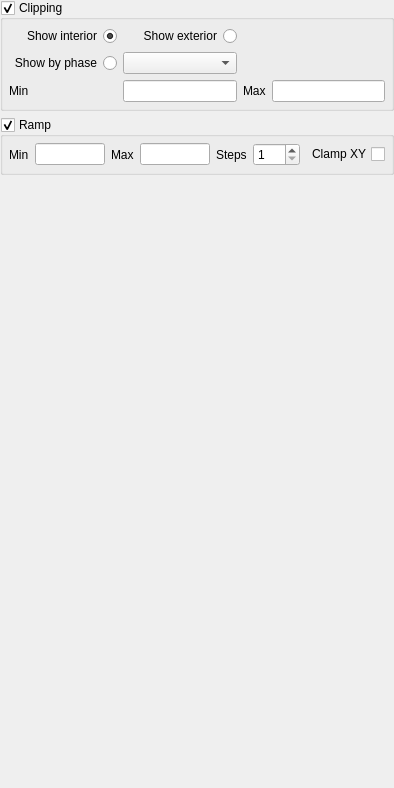
Above: src/gui/forms/SubProperty_Clipping.ui from eliot-leguy/OpenScanTools before the change. Below: the same form after it.
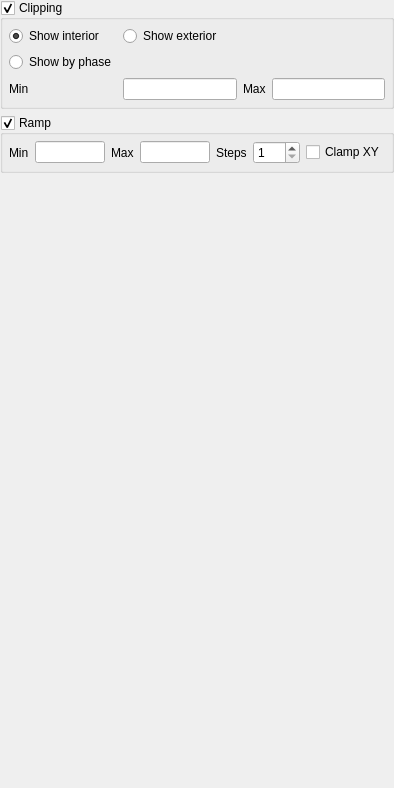
That is the form after the change. Custom widgets are drawn as their Qt base class.

Commit message: Reworking the UI to use the initial phase parameter insted of a dropdown list as discussed

```diff
--- a/src/gui/forms/SubProperty_Clipping.ui
+++ b/src/gui/forms/SubProperty_Clipping.ui
@@ -131,7 +131,7 @@
          <bool>true</bool>
         </property>
         <property name="layoutDirection">
-         <enum>Qt::LayoutDirection::RightToLeft</enum>
+         <enum>Qt::LeftToRight</enum>
         </property>
         <property name="text">
          <string>Clamp XY</string>
@@ -196,9 +196,6 @@
         <property name="text">
          <string>Min</string>
         </property>
-        <property name="alignment">
-         <set>Qt::AlignmentFlag::AlignLeading|Qt::AlignmentFlag::AlignLeft|Qt::AlignmentFlag::AlignVCenter</set>
-        </property>
        </widget>
       </item>
       <item row="4" column="2">
@@ -208,26 +205,13 @@
         </property>
        </widget>
       </item>
-      <item row="2" column="0">
-       <widget class="QRadioButton" name="byPhaseModeRadioBtn">
-        <property name="layoutDirection">
-         <enum>Qt::LayoutDirection::RightToLeft</enum>
-        </property>
-        <property name="text">
-         <string>Show by phase</string>
-        </property>
-       </widget>
-      </item>
-      <item row="2" column="1">
-       <widget class="QComboBox" name="PhasesToShow"/>
-      </item>
       <item row="1" column="0">
        <widget class="QRadioButton" name="InteriorModeRadioBtn">
         <property name="enabled">
          <bool>true</bool>
         </property>
         <property name="layoutDirection">
-         <enum>Qt::LayoutDirection::RightToLeft</enum>
+         <enum>Qt::LeftToRight</enum>
         </property>
         <property name="text">
          <string>Show interior</string>
@@ -243,13 +227,23 @@
          <bool>true</bool>
         </property>
         <property name="layoutDirection">
-         <enum>Qt::LayoutDirection::RightToLeft</enum>
+         <enum>Qt::LeftToRight</enum>
         </property>
         <property name="text">
          <string>Show exterior</string>
         </property>
        </widget>
       </item>
+      <item row="3" column="0">
+       <widget class="QRadioButton" name="byPhaseModeRadioBtn">
+        <property name="layoutDirection">
+         <enum>Qt::LeftToRight</enum>
+        </property>
+        <property name="text">
+         <string>Show by phase</string>
+        </property>
+       </widget>
+      </item>
      </layout>
     </widget>
    </item>
```
Left out of the diff: 2 changed lines with no effect on the pictures. The commit also changes 8 other files.
